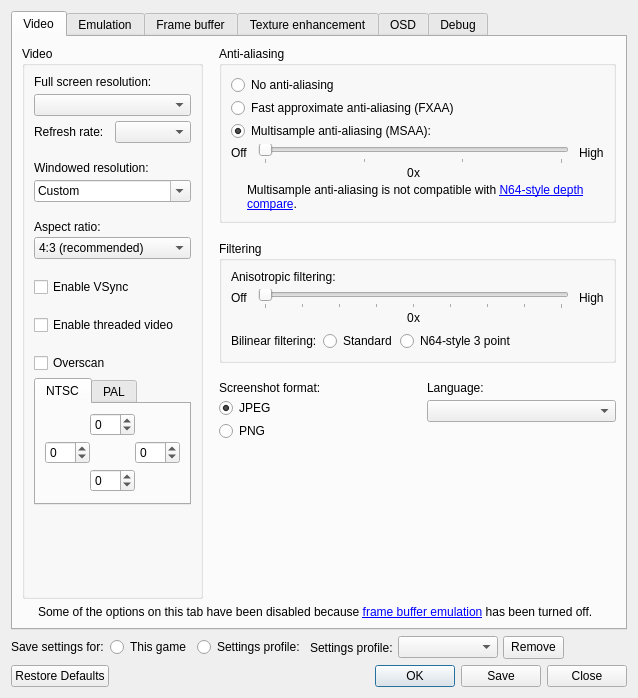
Old version of the form src/GLideNUI/configDialog.ui in the repository gonetz/GLideN64.
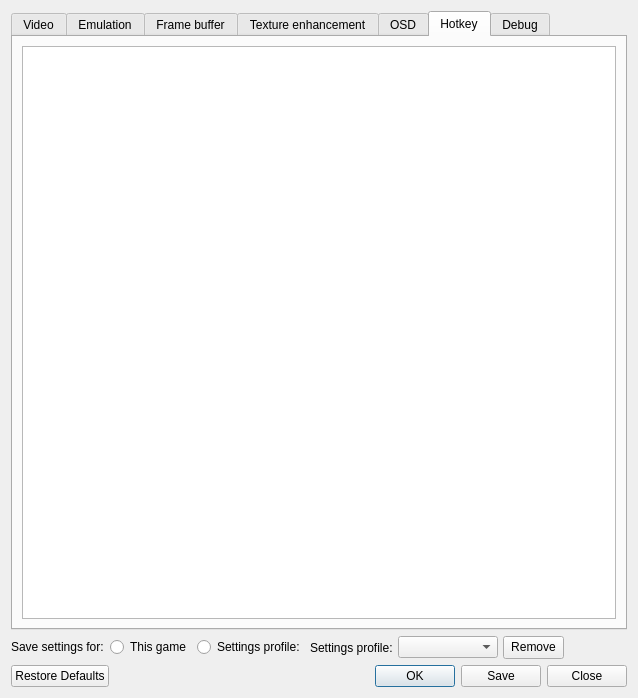
New version of the form. The open tabs and pages were chosen to show the change. Icons and pictures are not drawn.

Patch:
```diff
--- a/src/GLideNUI/configDialog.ui
+++ b/src/GLideNUI/configDialog.ui
@@ -3656,6 +3656,20 @@
        </item>
       </layout>
      </widget>
+     <widget class="QWidget" name="hotkeyTab">
+      <attribute name="title">
+       <string>Hotkey</string>
+      </attribute>
+      <layout class="QVBoxLayout" name="verticalLayout_45">
+       <item>
+        <layout class="QVBoxLayout" name="verticalLayout_40">
+         <item>
+          <widget class="QListWidget" name="hotkeyListWidget"/>
+         </item>
+        </layout>
+       </item>
+      </layout>
+     </widget>
      <widget class="QWidget" name="debugTab">
       <attribute name="title">
        <string>Debug</string>
```
